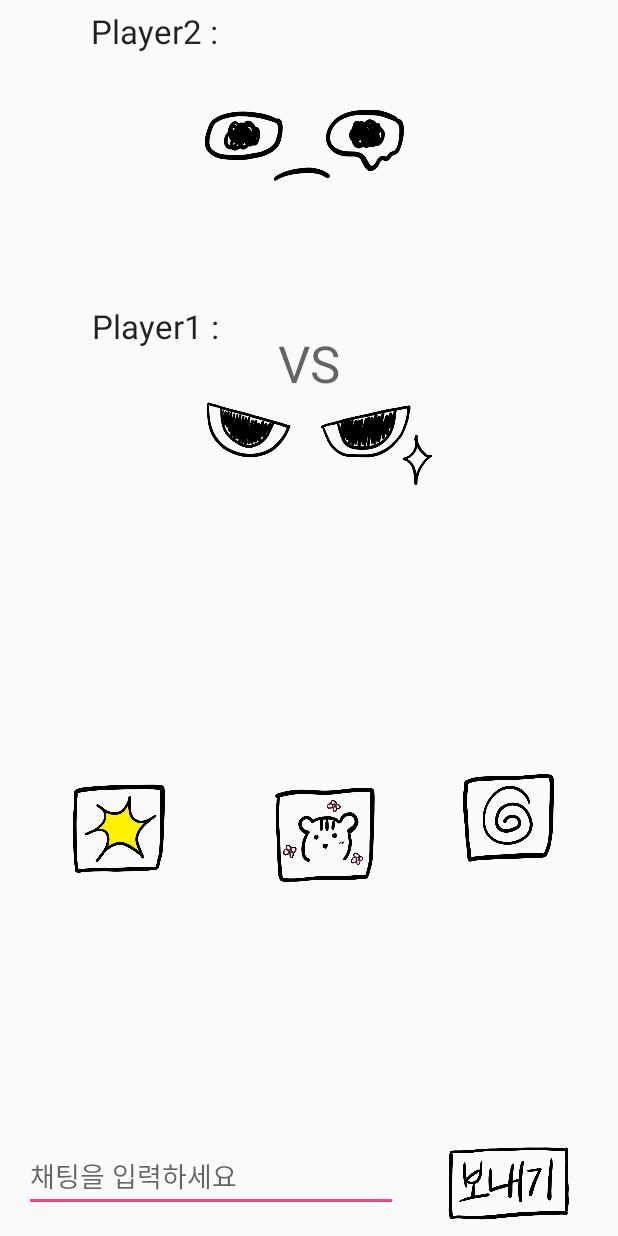
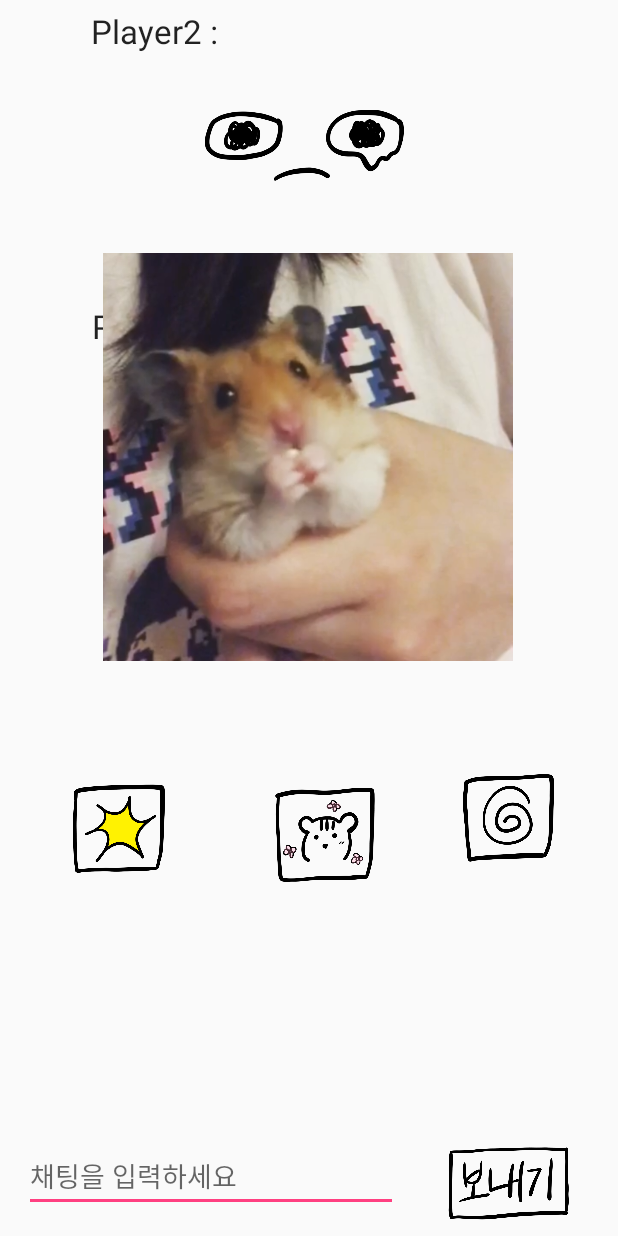
Before and after one commit to rlaeogma12/Online-Eye-Fight-Hanium2018, an Android app: the GameActivity screen opened directly, with no data from a screen before it, after a tap on an icon or button, on a phone screen of 412 x 824 dp. Run offline under Robolectric (Android 15) with nearby library versions, the phone set to English and light mode, and no system bars.

Commit message:
change images and add timer

```diff
--- a/app/src/main/java/com/example/cheonyeji/noonsaoomgame/GameActivity.java
+++ b/app/src/main/java/com/example/cheonyeji/noonsaoomgame/GameActivity.java
@@ -1,19 +1,32 @@
 package com.example.cheonyeji.noonsaoomgame;
 
+import android.app.AlertDialog;
+import android.app.Dialog;
+import android.content.DialogInterface;
+import android.content.Intent;
 import android.content.SharedPreferences;
+import android.os.Handler;
 import android.support.v7.app.AppCompatActivity;
 import android.os.Bundle;
 import android.view.View;
 import android.view.WindowManager;
 import android.widget.ImageButton;
+import android.widget.ImageView;
 import android.widget.TextView;
 import android.widget.Toast;
+
+import java.util.Date;
+import java.util.Timer;
+import java.util.TimerTask;
 
 public class GameActivity extends AppCompatActivity {
     SharedPreferences nickname;
     ImageButton Button_item1, Button_item2, Button_item3, Button_send;
+    ImageView image_item2;
     private WindowManager.LayoutParams params;
     private float brightness; // 화면 밝기값
+    private Timer mTimer1;
+    private int time; // 타이머로 잴 시간
 
     @Override
     protected void onCreate(Bundle savedInstanceState) {
@@ -22,12 +35,34 @@ public class GameActivity extends AppCompatActivity {
 
         params = getWindow().getAttributes();
 
+        mTimer1 = new Timer();
+        mTimer1.schedule(checktime,0,1000);
 
         Button_item1 = this.findViewById(R.id.Button_item1);
         Button_item2 = this.findViewById(R.id.Button_item2);
         Button_item3 = this.findViewById(R.id.Button_item3);
         Button_send = this.findViewById(R.id.Button_send);
+        image_item2 = this.findViewById(R.id.image_item2);
 
+        final AlertDialog.Builder builder = new AlertDialog.Builder(this);
+        final Handler handler = new Handler();
+        handler.postDelayed(new Runnable() {
+            @Override
+            public void run() {
+                builder.setTitle("경기결과");
+                builder.setMessage("패배했습니다");
+                builder.setPositiveButton("예", new DialogInterface.OnClickListener() {
+                    @Override
+                    public void onClick(DialogInterface dialog, int which) {
+                        Intent intent = new Intent(getApplicationContext(),RoomActivity.class);
+                        startActivity(intent);
+                    }
+                });
+                builder.show();
+            }
+        }, 10000 );
+
+        image_item2.setVisibility(View.GONE);
         Button_item1.setOnClickListener(new View.OnClickListener() {
             @Override
             public void onClick(View v) {
@@ -35,13 +70,25 @@ public class GameActivity extends AppCompatActivity {
             }
         });
 
+
         Button_item2.setOnClickListener(new View.OnClickListener() {
             @Override
             public void onClick(View v) {
-                Toast.makeText(getApplicationContext(),"2번 아이템이 클릭되었습니다.",Toast.LENGTH_SHORT).show();
+                if(time >= 2){
+                    Toast.makeText(getApplicationContext(), "2번 아이템이 클릭되었습니다.", Toast.LENGTH_SHORT).show();
+                    image_item2.setVisibility(View.VISIBLE);
+                    final Handler handler = new Handler();
+                    handler.postDelayed(new Runnable() {
+                        @Override
+                        public void run() {
+                            image_item2.setVisibility(View.GONE);
+                        }
+                    }, 2000 );
+                }
 
             }
         });
+
 
         Button_item3.setOnClickListener(new View.OnClickListener() {
             @Override
@@ -69,4 +116,13 @@ public class GameActivity extends AppCompatActivity {
         params.screenBrightness = brightness;
         getWindow().setAttributes(params);
     }
+
+    // 타이머 코드
+    TimerTask checktime = new TimerTask() {
+        @Override
+        public void run() {
+            time++;
+        }
+    };
+
 }
--- a/app/src/main/res/layout/activity_game.xml
+++ b/app/src/main/res/layout/activity_game.xml
@@ -187,4 +187,22 @@
         app:layout_constraintStart_toEndOf="@+id/player1_name"
         app:layout_constraintTop_toBottomOf="@+id/VS"
         app:layout_constraintVertical_bias="1.0" />
+
+    <ImageView
+        android:id="@+id/image_item2"
+        android:layout_width="273dp"
+        android:layout_height="281dp"
+        android:layout_marginStart="8dp"
+        android:layout_marginLeft="8dp"
+        android:layout_marginTop="8dp"
+        android:layout_marginEnd="8dp"
+        android:layout_marginRight="8dp"
+        android:layout_marginBottom="8dp"
+        app:layout_constraintBottom_toTopOf="@+id/Button_item2"
+        app:layout_constraintEnd_toEndOf="parent"
+        app:layout_constraintHorizontal_bias="0.494"
+        app:layout_constraintStart_toStartOf="parent"
+        app:layout_constraintTop_toTopOf="parent"
+        app:layout_constraintVertical_bias="0.753"
+        app:srcCompat="@drawable/cutepic" />
 </android.support.constraint.ConstraintLayout>
--- a/app/src/main/res/layout/activity_make_new_room.xml
+++ b/app/src/main/res/layout/activity_make_new_room.xml
@@ -63,7 +63,7 @@
     <ImageButton
         android:id="@+id/Button_lock"
         android:layout_width="55dp"
-        android:layout_height="51dp"
+        android:layout_height="0dp"
         android:layout_marginStart="8dp"
         android:layout_marginLeft="8dp"
         android:layout_marginTop="8dp"
```
Also changed, not shown: app/src/main/res/drawable/cancel.png (added), app/src/main/res/drawable/make.png, app/src/main/res/drawable/quick.png, app/src/main/res/drawable/set1.png, app/src/main/res/drawable/set2.png, app/src/main/res/drawable/set3.png, app/src/main/res/drawable/set4.png, app/src/main/res/drawable/set5.png, app/src/main/res/drawable/set6.png, app/src/main/res/drawable/set7.png, 1 other file.
